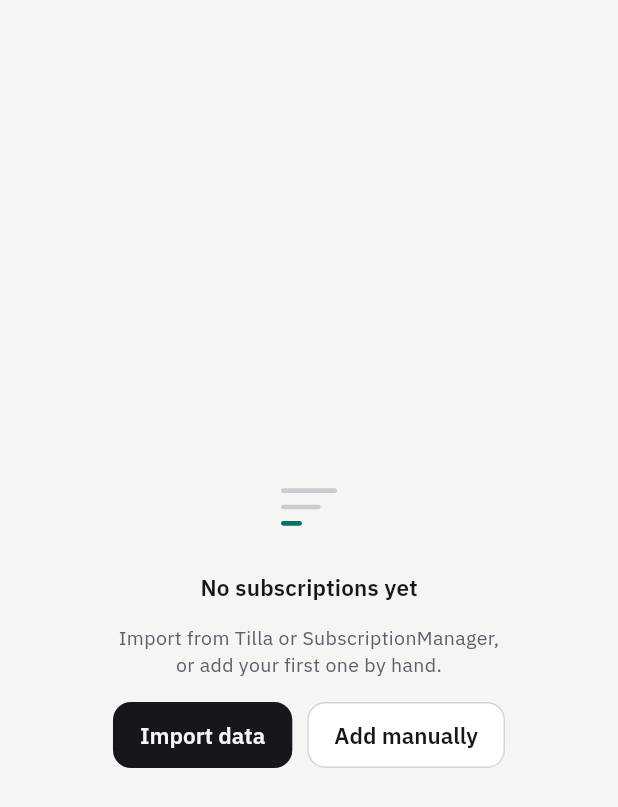
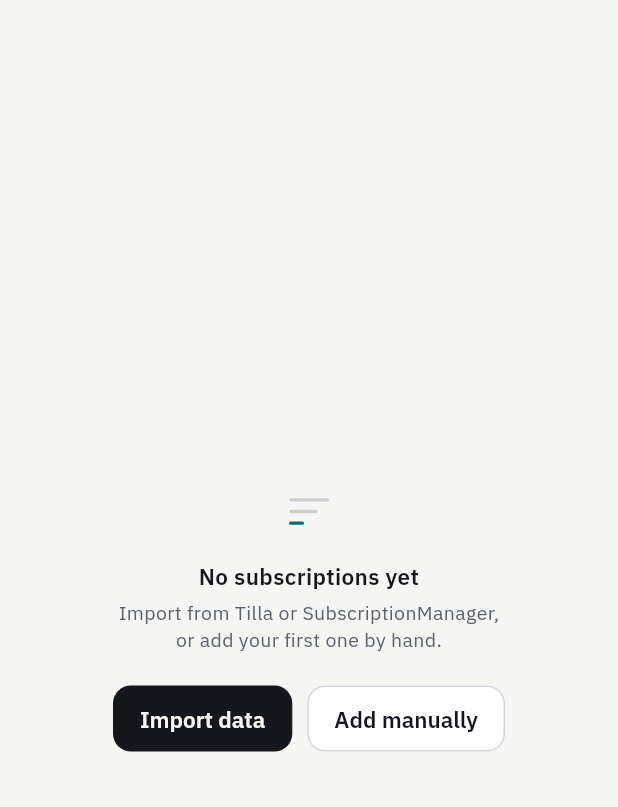
Before and after one commit to unofn/ebb, a Flutter app: the EmptyHome widget shown alone on an empty page, opened directly, on a phone screen of 412 x 824 dp. Shown: the top 807 px of the screen. Run offline on Flutter 3.47's test engine with Material 3 defaults, Android fonts, the phone set to English and light mode, and no system bars; our stand-ins replace clock, csv, decimal, drift, drift_flutter, file_picker and 15 more; missing offline and left inert: crdt, money2, tray_manager, unorm_dart, window_manager; accounts and stored records are empty; generated files the repository leaves out were written again; project files that could hold a hidden picture were left out.

Commit message:
Use one empty-state style across stats, home, search and calendar
A faint brand mark, a title and one line, with at most one action.
Stats shows it before there is anything to chart; an empty calendar
month drops its summary and legend for it.

Claude-Session: https://claude.ai/code/session_01QThdTC1xnEY177N3vbavgS

```diff
--- /dev/null
+++ b/lib/app/widgets/empty_state.dart
@@ -0,0 +1,49 @@
+import 'package:flutter/material.dart';
+
+import '../theme/ebb_colors.dart';
+import '../theme/ebb_type.dart';
+import 'ebb_marks.dart';
+
+/// Nothing to show yet (`EmptyStates.dc.html`): the faded marks, a title,
+/// a line on why, and at most one way out ([action]).
+class EmptyState extends StatelessWidget {
+  const EmptyState({
+    super.key,
+    required this.title,
+    required this.body,
+    this.action,
+  });
+
+  final String title, body;
+
+  /// A primary button, when the page can fix it on the spot.
+  final Widget? action;
+
+  @override
+  Widget build(BuildContext context) {
+    final c = context.colors;
+    // 只占内容的高度：放在 ListView 里也行，居中由外面决定。
+    return Column(
+      mainAxisSize: MainAxisSize.min,
+      children: [
+        const EbbMarks(size: 40),
+        const SizedBox(height: 12),
+        Text(
+          title,
+          textAlign: TextAlign.center,
+          style: EbbType.body.copyWith(
+            color: c.ink,
+            fontWeight: EbbType.strong,
+          ),
+        ),
+        const SizedBox(height: 4),
+        Text(
+          body,
+          textAlign: TextAlign.center,
+          style: EbbType.small.copyWith(color: c.ink2),
+        ),
+        if (action case final action?) ...[const SizedBox(height: 20), action],
+      ],
+    );
+  }
+}
--- a/lib/features/home/empty_home.dart
+++ b/lib/features/home/empty_home.dart
@@ -4,9 +4,7 @@ import 'package:go_router/go_router.dart';
 
 import '../../app/l10n/l10n.dart';
 import '../../app/router/route_paths.dart';
-import '../../app/theme/ebb_colors.dart';
-import '../../app/theme/ebb_type.dart';
-import '../../app/widgets/ebb_marks.dart';
+import '../../app/widgets/empty_state.dart';
 import 'start_import.dart';
 
 /// First launch: two ways in, no sample data.
@@ -16,25 +14,14 @@ class EmptyHome extends ConsumerWidget {
   @override
   Widget build(BuildContext context, WidgetRef ref) {
     final l10n = context.l10n;
-    final c = context.colors;
     return Center(
       child: Padding(
         padding: const EdgeInsets.all(24),
-        child: Column(
-          mainAxisSize: MainAxisSize.min,
-          spacing: 14,
-          children: [
-            const EbbMarks(),
-            Text(
-              l10n.emptyTitle,
-              style: Theme.of(context).textTheme.titleMedium,
-            ),
-            Text(
-              l10n.emptyBody,
-              textAlign: TextAlign.center,
-              style: EbbType.small.copyWith(color: c.ink2),
-            ),
-            Wrap(
+        child: EmptyState(
+          title: l10n.emptyTitle,
+          body: l10n.emptyBody,
+          // 首次启动是唯一放两个按钮的空状态：导入和手动添加都是正路。
+          action: Wrap(
             alignment: WrapAlignment.center,
             spacing: 10,
             runSpacing: 10,
@@ -49,7 +36,6 @@ class EmptyHome extends ConsumerWidget {
               ),
             ],
           ),
-          ],
         ),
       ),
     );
```
Also changed, not shown: lib/app/l10n/app_en.arb (+12 -1 lines), lib/app/l10n/app_zh.arb (+12 -1 lines), lib/features/calendar/ui/calendar_data.dart (+8 -0 lines), lib/features/calendar/ui/calendar_screen.dart (+5 -6 lines), lib/features/calendar/ui/phone_calendar.dart (+15 -1 lines), lib/features/home/home_segment_list.dart (+9 -10 lines), lib/features/home/segment_empty.dart (added, +24 -0 lines), lib/features/stats/domain/nothing_to_chart.dart (added, +15 -0 lines), lib/features/stats/ui/stats_empty.dart (added, +51 -0 lines), lib/features/stats/ui/stats_screen.dart (+13 -1 lines), 3 other files. Lines whose indentation alone changed are shown as unchanged.
